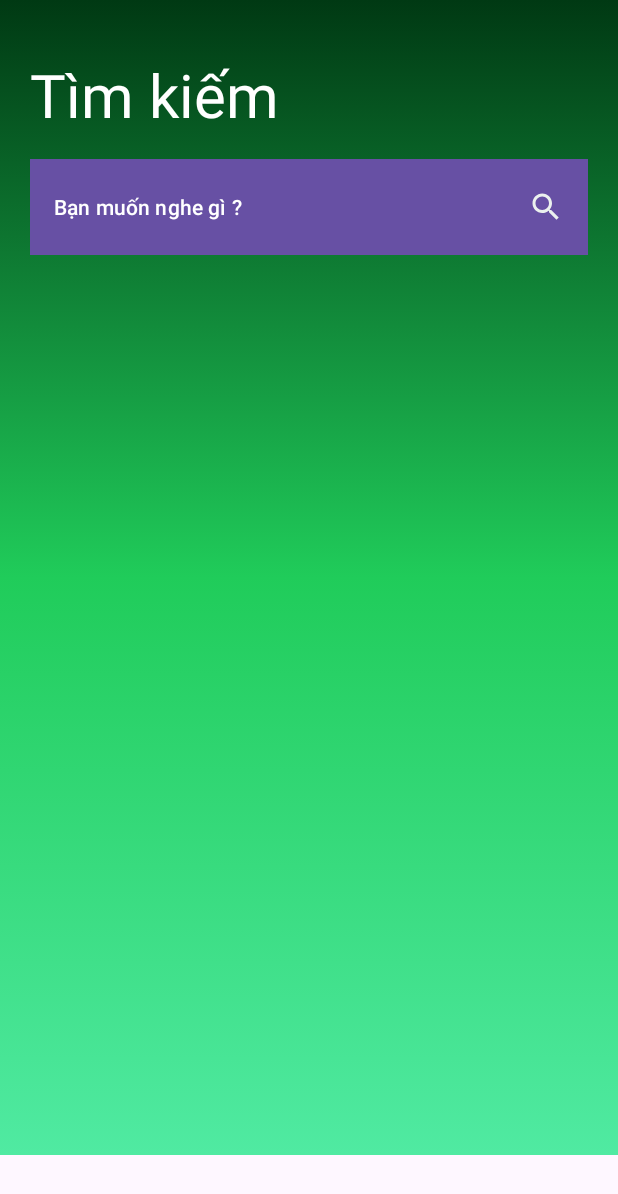
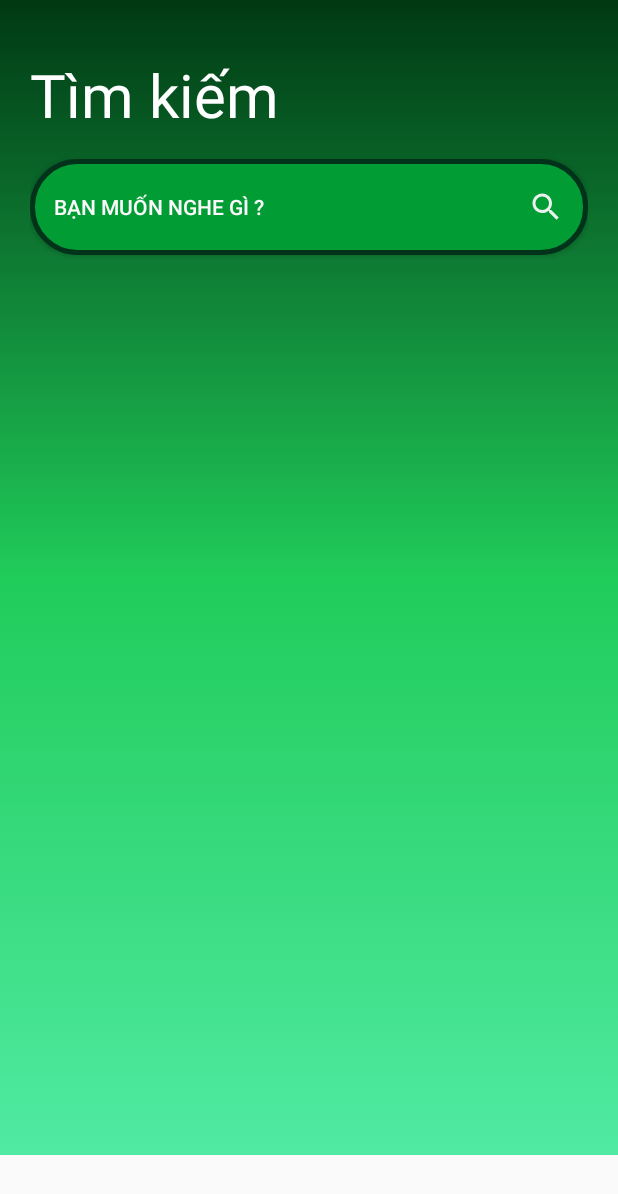
Before and after one commit to hieulag15/MusicPlay, an Android app: the layout fragment_search.xml on its own in the app's theme, with its tools: preview values and no code run, on a phone screen of 412 x 824 dp. Shown: the top 1194 px of the screen. Run offline under Robolectric (Android 15) with nearby library versions, the light colour scheme and no system bars.

Commit message:
fix lỗi bg button, thêm theme

```diff
--- /dev/null
+++ b/app/src/main/res/drawable/ed_layout_searchsong.xml
@@ -0,0 +1,10 @@
+<?xml version="1.0" encoding="utf-8"?>
+<shape xmlns:android="http://schemas.android.com/apk/res/android"
+    android:shape="rectangle">
+    <solid android:color="#029C35"/>
+    <stroke android:width="3dp" android:color="#01321A"/>
+    <corners android:radius="30dp" />
+
+    <padding android:left="30dp" android:right="30dp" />
+
+</shape>
--- a/app/src/main/res/layout/fragment_search.xml
+++ b/app/src/main/res/layout/fragment_search.xml
@@ -42,12 +42,13 @@
                 android:layout_marginTop="@dimen/mg_2"
                 android:paddingStart="@dimen/pd_2"
                 android:paddingEnd="@dimen/pd_2"
-                android:background="@drawable/bg_row"
+                android:background="@drawable/ed_layout_searchsong"
                 android:height="64dp"
                 android:drawableEnd="@drawable/ic_mini_search"
                 android:text="@string/ed_search"
                 android:textAlignment="viewStart"
-                android:textColor="#FFFFFF"/>
+                android:textColor="#FAFAFA"/>
+
 
 
 
--- a/app/src/main/res/values-night/themes.xml
+++ b/app/src/main/res/values-night/themes.xml
@@ -1,7 +1,16 @@
 <resources xmlns:tools="http://schemas.android.com/tools">
     <!-- Base application theme. -->
-    <style name="Base.Theme.MusicPlay" parent="Theme.Material3.DayNight.NoActionBar">
-        <!-- Customize your dark theme here. -->
-        <!-- <item name="colorPrimary">@color/my_dark_primary</item> -->
+    <style name="Theme.MusicPlayer" parent="Theme.MaterialComponents.DayNight.DarkActionBar">
+        <!-- Primary brand color. -->
+        <item name="colorPrimary">@color/purple_200</item>
+        <item name="colorPrimaryVariant">@color/purple_700</item>
+        <item name="colorOnPrimary">@color/black</item>
+        <!-- Secondary brand color. -->
+        <item name="colorSecondary">@color/teal_200</item>
+        <item name="colorSecondaryVariant">@color/teal_200</item>
+        <item name="colorOnSecondary">@color/black</item>
+        <!-- Status bar color. -->
+        <item name="android:statusBarColor">?attr/colorPrimaryVariant</item>
+        <!-- Customize your theme here. -->
     </style>
 </resources>
--- a/app/src/main/res/values/colors.xml
+++ b/app/src/main/res/values/colors.xml
@@ -1,5 +1,6 @@
 <?xml version="1.0" encoding="utf-8"?>
 <resources>
+
     <color name="purple_200">#FFBB86FC</color>
     <color name="purple_500">#FF6200EE</color>
     <color name="purple_700">#FF3700B3</color>
--- a/app/src/main/res/values/themes.xml
+++ b/app/src/main/res/values/themes.xml
@@ -1,8 +1,19 @@
 <resources xmlns:tools="http://schemas.android.com/tools">
     <!-- Base application theme. -->
-    <style name="Base.Theme.MusicPlay" parent="Theme.Material3.DayNight.NoActionBar">
+    <style name="Base.Theme.MusicPlay" parent="Theme.AppCompat.DayNight.NoActionBar">
         <!-- Customize your light theme here. -->
         <!-- <item name="colorPrimary">@color/my_light_primary</item> -->
+
+        <!-- cau hinh lai button bg -->
+        <item name="colorPrimary">@color/purple_500</item>
+        <item name="colorPrimaryVariant">@color/purple_700</item>
+        <item name="colorOnPrimary">@color/white</item>
+        <!-- Secondary brand color. -->
+        <item name="colorSecondary">@color/teal_200</item>
+        <item name="colorSecondaryVariant">@color/teal_700</item>
+        <item name="colorOnSecondary">@color/black</item>
+        <!-- Status bar color. -->
+        <item name="android:statusBarColor">?attr/colorPrimaryVariant</item>
     </style>
 
     <style name="Theme.MusicPlay" parent="Base.Theme.MusicPlay" />
```
